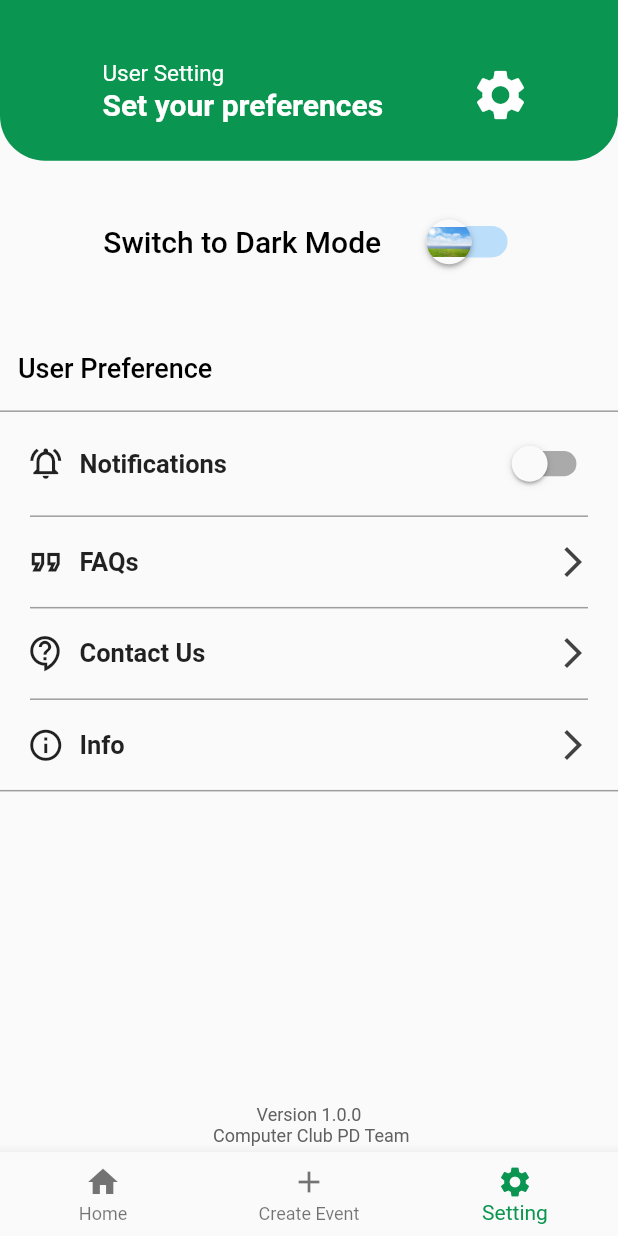
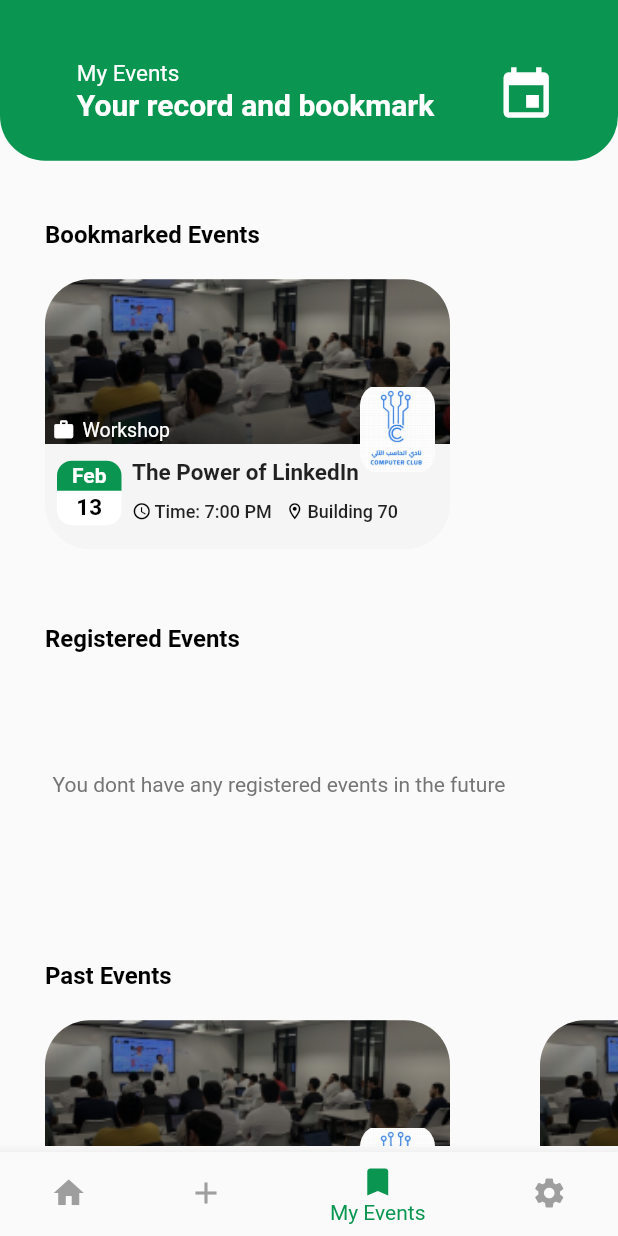
Before and after one commit to KFUPMCC/kfupm_events, a Flutter app: the LandingPage screen opened by its route, item 3 of the bottom bar chosen, on a phone screen of 412 x 824 dp. Run offline on Flutter 3.47's test engine with Material 2 defaults, Android fonts, the phone set to English and light mode, and no system bars; our stand-ins replace firebase_auth, firebase_core, font_awesome_flutter, go_router; accounts and stored records are empty.

Commit message:
welcome+my events pages done

```diff
--- a/lib/src/common_widgets/landing_page.dart
+++ b/lib/src/common_widgets/landing_page.dart
@@ -1,5 +1,6 @@
 import 'package:flutter/material.dart';
 import 'package:kfupm_events/src/constants/constants.dart';
+import 'package:kfupm_events/src/features/events/presentation/myevents/myevents_page.dart';
 import 'package:kfupm_events/src/features/home/presentation/home_page.dart';
 import 'package:kfupm_events/src/features/login/presentation/login_page.dart';
 import 'package:kfupm_events/src/features/setting/presentation/setting_page.dart';
@@ -16,6 +17,7 @@ class _LandingPageState extends State<LandingPage> {
   final List<Widget> body = [
     const HomePage(),
     const LoginPage(),
+    const MyEvents(),
     const SettingPage(),
   ];
   @override
@@ -24,6 +26,7 @@ class _LandingPageState extends State<LandingPage> {
       body: body[currentIndex],
       bottomNavigationBar: BottomNavigationBar(
         selectedItemColor: kGreenColor,
+        unselectedItemColor: Colors.grey,
         currentIndex: currentIndex,
         onTap: (int newIndex) {
           setState(() {
@@ -42,6 +45,10 @@ class _LandingPageState extends State<LandingPage> {
             icon: Icon(Icons.add),
           ),
           BottomNavigationBarItem(
+            label: 'My Events',
+            icon: Icon(Icons.bookmark),
+          ),
+          BottomNavigationBarItem(
             label: 'Setting',
             icon: Icon(Icons.settings),
           ),
--- /dev/null
+++ b/lib/src/features/events/presentation/myevents/bookmarked_events.dart
@@ -0,0 +1,40 @@
+import 'package:flutter/material.dart';
+import 'package:kfupm_events/src/features/home/presentation/lower/card/event_card.dart';
+import 'package:kfupm_events/src/features/home/presentation/lower/events_row.dart';
+import 'package:kfupm_events/src/features/home/presentation/lower/header_section.dart';
+import 'package:kfupm_events/src/routing/routes.dart';
+
+class BookmarkedEvents extends StatelessWidget {
+  const BookmarkedEvents({super.key});
+
+  @override
+  Widget build(BuildContext context) {
+    return SizedBox(
+      width: double.infinity,
+      child: Column(
+        crossAxisAlignment: CrossAxisAlignment.start,
+        children: [
+          const Padding(
+            padding: EdgeInsets.only(top: 20.0),
+            child: HeaderSection(
+              text: 'Bookmarked Events',
+            ),
+          ),
+          // Padding(
+          //   padding: const EdgeInsets.symmetric(vertical: 70, horizontal: 70),
+          //   child: Text(
+          //     'You dont have any bookmarked events',
+          //     textAlign: TextAlign.center,
+          //     style: TextStyle(color: Colors.grey[600]),
+          //   ),
+          // ),
+          EventsRow(
+            eventsList: [
+              EventCard(eventPage: AppRoute.event.name),
+            ],
+          ),
+        ],
+      ),
+    );
+  }
+}
--- /dev/null
+++ b/lib/src/features/events/presentation/myevents/events_bar.dart
@@ -0,0 +1,71 @@
+import 'package:flutter/material.dart';
+import 'package:kfupm_events/src/constants/constants.dart';
+
+class EventsBar extends StatelessWidget {
+  const EventsBar({
+    super.key,
+    required this.screenHeight,
+  });
+
+  final double screenHeight;
+
+  @override
+  Widget build(BuildContext context) {
+    return Column(
+      children: [
+        Container(
+          width: double.infinity,
+          height: screenHeight * 0.13,
+          decoration: const BoxDecoration(
+            color: kGreenColor,
+            borderRadius: BorderRadius.only(
+              bottomLeft: Radius.circular(30),
+              bottomRight: Radius.circular(30),
+            ),
+          ),
+          child: Padding(
+            padding: const EdgeInsets.only(
+              left: 20,
+              right: 10,
+              bottom: 10,
+              top: 40,
+            ),
+            child: Row(
+              mainAxisAlignment: MainAxisAlignment.spaceEvenly,
+              children: [
+                Column(
+                  crossAxisAlignment: CrossAxisAlignment.start,
+                  children: const [
+                    Text(
+                      'My Events',
+                      style: TextStyle(
+                        fontSize: 15,
+                        color: Colors.white,
+                      ),
+                    ),
+                    Text(
+                      'Your record and bookmark',
+                      style: TextStyle(
+                        fontSize: 20,
+                        color: Colors.white,
+                        fontWeight: FontWeight.bold,
+                      ),
+                    ),
+                  ],
+                ),
+                const Padding(
+                  padding: EdgeInsets.only(bottom: 10, left: 10),
+                  child: Icon(
+                    Icons.event,
+                    color: Colors.white,
+                    size: 40,
+                  ),
+                ),
+              ],
+            ),
+          ),
+        ),
+      ],
+    );
+  }
+}
--- /dev/null
+++ b/lib/src/features/events/presentation/myevents/myevents_page.dart
@@ -0,0 +1,37 @@
+import 'package:flutter/material.dart';
+import 'package:kfupm_events/src/features/events/presentation/myevents/bookmarked_events.dart';
+import 'package:kfupm_events/src/features/events/presentation/myevents/events_bar.dart';
+import 'package:kfupm_events/src/features/events/presentation/myevents/past_events.dart';
+import 'package:kfupm_events/src/features/events/presentation/myevents/registered_events.dart';
+
+class MyEvents extends StatelessWidget {
+  const MyEvents({super.key});
+
+  @override
+  Widget build(BuildContext context) {
+    final screenHeight = MediaQuery.of(context).size.height;
+    return Scaffold(
+      body: Column(
+        children: [
+          EventsBar(screenHeight: screenHeight),
+          SizedBox(
+            width: double.infinity,
+            height: screenHeight - screenHeight * 0.13 - 60,
+            child: SingleChildScrollView(
+              child: Column(
+                children: const [
+                  BookmarkedEvents(),
+                  RegisteredEvents(),
+                  PastEvents(),
+                  SizedBox(
+                    height: 30,
+                  ),
+                ],
+              ),
+            ),
+          )
+        ],
+      ),
+    );
+  }
+}
--- /dev/null
+++ b/lib/src/features/events/presentation/myevents/past_events.dart
@@ -0,0 +1,41 @@
+import 'package:flutter/material.dart';
+import 'package:kfupm_events/src/features/home/presentation/lower/card/event_card.dart';
+import 'package:kfupm_events/src/features/home/presentation/lower/events_row.dart';
+import 'package:kfupm_events/src/features/home/presentation/lower/header_section.dart';
+import 'package:kfupm_events/src/routing/routes.dart';
+
+class PastEvents extends StatelessWidget {
+  const PastEvents({super.key});
+
+  @override
+  Widget build(BuildContext context) {
+    return SizedBox(
+      width: double.infinity,
+      child: Column(
+        crossAxisAlignment: CrossAxisAlignment.start,
+        children: [
+          const Padding(
+            padding: EdgeInsets.only(top: 20.0),
+            child: HeaderSection(
+              text: 'Past Events',
+            ),
+          ),
+          // Padding(
+          //   padding: const EdgeInsets.symmetric(vertical: 70, horizontal: 35),
+          //   child: Text(
+          //     'You dont have not attend any events yet',
+          //     textAlign: TextAlign.center,
+          //     style: TextStyle(color: Colors.grey[600]),
+          //   ),
+          // ),
+          EventsRow(
+            eventsList: [
+              EventCard(eventPage: AppRoute.event.name),
+              EventCard(eventPage: AppRoute.event.name),
+            ],
+          ),
+        ],
+      ),
+    );
+  }
+}
--- /dev/null
+++ b/lib/src/features/events/presentation/myevents/registered_events.dart
@@ -0,0 +1,38 @@
+import 'package:flutter/material.dart';
+import 'package:kfupm_events/src/features/home/presentation/lower/header_section.dart';
+
+class RegisteredEvents extends StatelessWidget {
+  const RegisteredEvents({super.key});
+
+  @override
+  Widget build(BuildContext context) {
+    return SizedBox(
+      width: double.infinity,
+      child: Column(
+        crossAxisAlignment: CrossAxisAlignment.start,
+        children: [
+          const Padding(
+            padding: EdgeInsets.only(top: 20.0),
+            child: HeaderSection(
+              text: 'Registered Events',
+            ),
+          ),
+          Padding(
+            padding: const EdgeInsets.symmetric(vertical: 70, horizontal: 35),
+            child: Text(
+              'You dont have any registered events in the future',
+              textAlign: TextAlign.center,
+              style: TextStyle(color: Colors.grey[600]),
+            ),
+          ),
+          // EventsRow(
+          //   eventsList: [
+          //     EventCard(eventPage: AppRoute.event.name),
+          //     EventCard(eventPage: AppRoute.event.name),
+          //   ],
+          // ),
+        ],
+      ),
+    );
+  }
+}
--- a/lib/src/routing/routes.dart
+++ b/lib/src/routing/routes.dart
@@ -1,17 +1,21 @@
 import 'package:go_router/go_router.dart';
 import 'package:kfupm_events/src/common_widgets/landing_page.dart';
 import 'package:kfupm_events/src/features/create/presentation/create_page.dart';
+import 'package:kfupm_events/src/features/events/presentation/myevents/myevents_page.dart';
 import 'package:kfupm_events/src/features/home/presentation/home_page.dart';
 import 'package:kfupm_events/src/features/login/presentation/login_page.dart';
+import 'package:kfupm_events/src/features/home/presentation/welcome_page.dart';
 import '../features/events/presentation/event_page.dart';
 import '../features/register/presentation/register_page.dart';
 import '../features/setting/presentation/setting_page.dart';
 
 enum AppRoute {
+  welcome,
   login,
   event,
   home,
   landing,
+  myevents,
   register,
   create,
   setting,
@@ -23,9 +27,14 @@ final goRouter = GoRouter(
   routes: [
     GoRoute(
         path: '/',
-        name: AppRoute.landing.name,
-        builder: (context, state) => const LandingPage(),
+        name: AppRoute.welcome.name,
+        builder: (context, state) => const WelcomePage(),
         routes: [
+          GoRoute(
+            path: 'landing',
+            name: AppRoute.landing.name,
+            builder: (context, state) => const LandingPage(),
+          ),
           GoRoute(
             path: 'event',
             name: AppRoute.event.name,
@@ -35,6 +44,11 @@ final goRouter = GoRouter(
             path: 'create',
             name: AppRoute.create.name,
             builder: (context, state) => const CreatePage(),
+          ),
+          GoRoute(
+            path: 'myevents',
+            name: AppRoute.myevents.name,
+            builder: (context, state) => const MyEvents(),
           ),
           GoRoute(
             path: 'login',
```
Also changed, not shown: lib/src/features/home/presentation/welcome_page.dart (added, +95 -0 lines), assets/app_logo.png (added).
